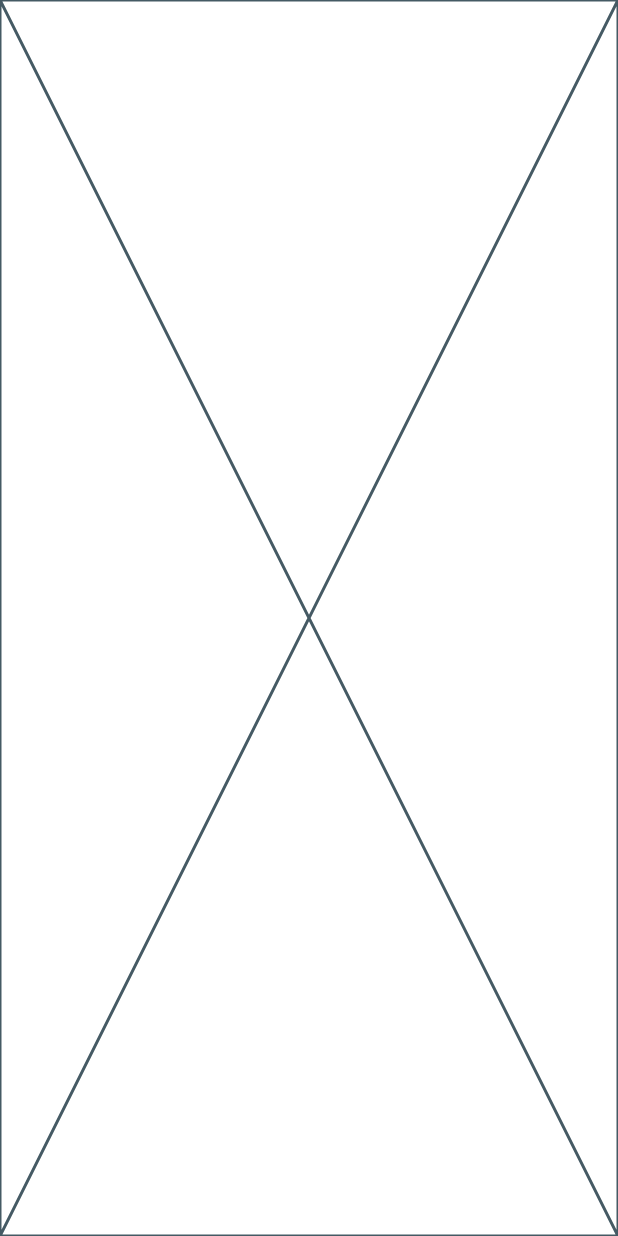
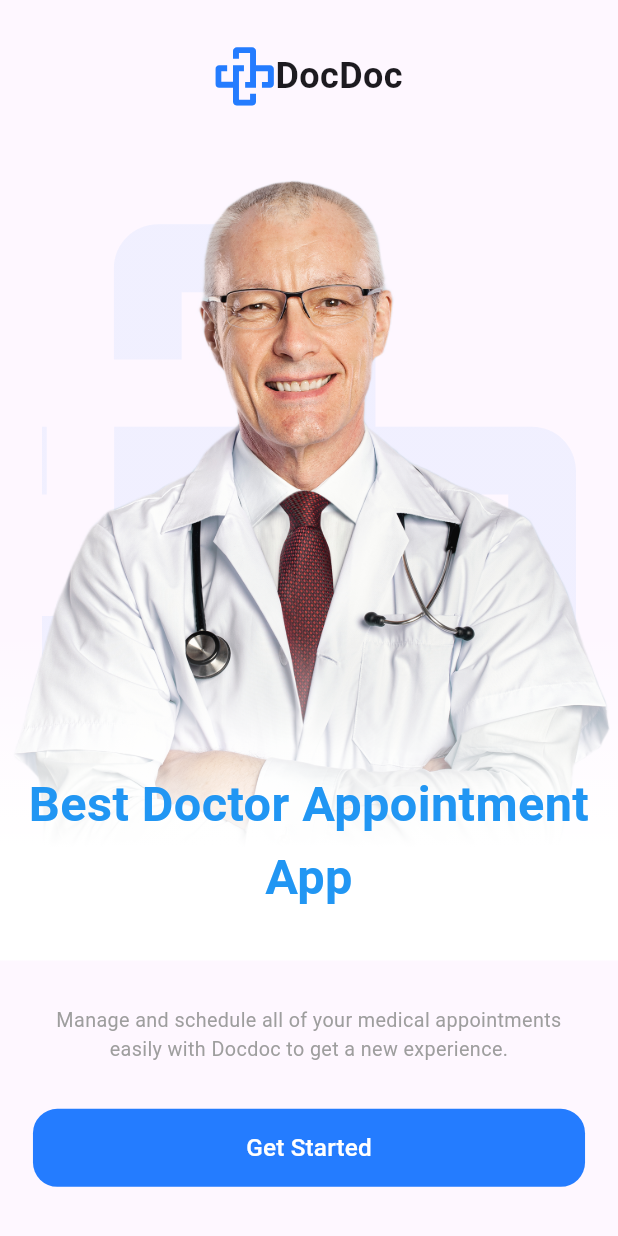
Before and after one commit to Amr-Dev-Prog1/Doc, a Flutter app: the screen it shows after launch, on a phone screen of 412 x 824 dp. Run offline on Flutter 3.47's test engine with Material 3 defaults, Android fonts, the phone set to English and light mode, and no system bars; our stand-ins replace flutter_screenutil, flutter_svg.

Commit message:
onbording 2

```diff
--- a/lib/Doc_app.dart
+++ b/lib/Doc_app.dart
@@ -1,10 +1,32 @@
 import 'package:flutter/material.dart';
+import 'package:flutter_application_1/core/routing/app_router.dart';
+import 'package:flutter_application_1/core/routing/routes.dart';
+import 'package:flutter_application_1/core/theming/colors.dart';
+import 'package:flutter_screenutil/flutter_screenutil.dart';
+
+
 
 class DocApp extends StatelessWidget {
-  const DocApp({super.key});
+final AppRouter appRouter ;
+  const DocApp({super.key, required this.appRouter});
 
   @override
   Widget build(BuildContext context) {
-    return const Placeholder();
+    return ScreenUtilInit(
+      designSize: const Size(375, 812),
+      minTextAdapt: true,
+      splitScreenMode: true,
+      builder: (context, child) {
+        return MaterialApp(
+          debugShowCheckedModeBanner: false,
+          title: 'Doc App',
+          theme: ThemeData(
+            primaryColor: ColorsManger.mainBlue,
+          ),
+          onGenerateRoute: appRouter.generateRoute,
+          initialRoute: Routes.onBording,
+        );
+      },
+    );
   }
 }
--- /dev/null
+++ b/lib/core/helpers/extensions.dart
@@ -0,0 +1,21 @@
+import 'package:flutter/material.dart';
+
+extension Navifation on BuildContext{
+  Future<dynamic> pushNamed(String routeName, {Object? arguments}) {
+    return Navigator.pushNamed(this, routeName, arguments: arguments);
+  }
+  Future<dynamic> pushReplacementNamed(String routeName, {Object? arguments}) {
+    return Navigator.of(this).
+    pushReplacementNamed(routeName, arguments: arguments);
+  }
+  Future<dynamic> pushNamedAndRemoveUntil(String routeName,
+   {Object? arguments,required RoutePredicate predicate}) {
+    return Navigator.of(this)
+    .pushNamedAndRemoveUntil( routeName,predicate, arguments: arguments);
+  }
+
+  void pop() => Navigator.of(this).pop(
+
+  );
+
+}
--- a/lib/core/routing/app_router.dart
+++ b/lib/core/routing/app_router.dart
@@ -1,14 +1,16 @@
 import 'package:flutter/material.dart';
 import 'package:flutter_application_1/core/routing/routes.dart';
+import 'package:flutter_application_1/features/login/ui/widget/login_screen.dart';
+import 'package:flutter_application_1/features/onbording/onboarding_screen.dart';
 
 class AppRouter {
   Route generateRoute(RouteSettings settings) {
     switch (settings.name) {
       case Routes.onBording:
-        return MaterialPageRoute(builder: (_) => const Placeholder());
-      case Routes.login:
+        return MaterialPageRoute(builder: (_) => const OnboardingScreen());
+      case Routes.loginScreen:
         return MaterialPageRoute(
-          builder: (_) => const Placeholder(),
+          builder: (_) => const LoginScreen(),
         );
       default:
         return MaterialPageRoute(
--- a/lib/core/routing/routes.dart
+++ b/lib/core/routing/routes.dart
@@ -1,7 +1,7 @@
 class Routes {
   static const String onBording = '/onBording';
   static const String home = '/home';
-  static const String login = '/login';
+  static const String loginScreen = '/login';
   static const String register = '/register';
   static const String profile = '/profile';
   static const String settings = '/settings';
--- a/lib/core/theming/colors.dart
+++ b/lib/core/theming/colors.dart
@@ -1,12 +1,11 @@
 
 import 'dart:ui';
 
-class ClassName {
+class ColorsManger {
 
 
   static const Color mainBlue = Color(0xFF247CFF);
-  static const Color secondaryColor = Color(0xFF03DAC6);
-  static const Color backgroundColor = Color(0xFFF5F5F5);
+  static const Color gray = Color(0xFF757575);
   static const Color textColor = Color(0xFF000000);
   static const Color errorColor = Color(0xFFB00020);
 }
--- /dev/null
+++ b/lib/core/theming/styles.dart
@@ -0,0 +1,33 @@
+import 'package:flutter/material.dart';
+import 'package:flutter_screenutil/flutter_screenutil.dart';
+
+class TextStyles {
+  static final TextStyle font24Black700Weight = TextStyle(
+    fontSize: 24.sp,
+    fontWeight: FontWeight.w700,
+    color: Colors.black,
+  );
+  static final TextStyle font32BlueBold = TextStyle(
+    fontSize: 32.sp,
+    fontWeight: FontWeight.bold,
+    color: Colors.blue,
+  );
+
+  static final TextStyle font13GrayRegular = TextStyle(
+    fontSize: 13.sp,
+    fontWeight: FontWeight.normal,
+    color: Colors.grey,
+  );
+
+  static final TextStyle font16WhitSiemiBold = TextStyle(
+    fontSize: 16.sp,
+    fontWeight: FontWeight.w500,
+    color: Colors.white,
+  );
+
+  static final TextStyle font14Black45_400Weight = TextStyle(
+    fontSize: 14.sp,
+    fontWeight: FontWeight.w400,
+    color: Colors.black45,
+  );
+}
--- a/lib/features/login/ui/widget/login_screen.dart
+++ b/lib/features/login/ui/widget/login_screen.dart
@@ -0,0 +1,26 @@
+import 'package:flutter/material.dart';
+
+class LoginScreen extends StatelessWidget {
+  const LoginScreen({super.key});
+
+  @override
+  Widget build(BuildContext context) {
+    return Scaffold(
+      body: Center(
+        child: Column(
+          mainAxisAlignment: MainAxisAlignment.center,
+          children: [
+            const Text('Welcome to the Login Screen!'),
+            ElevatedButton(
+              onPressed: () {
+                // Navigate to the next screen
+                Navigator.pushNamed(context, '/home');
+              },
+              child: const Text('Go to Home'),
+            ),
+          ],
+        ),
+      ),
+    );
+  }
+}
--- a/lib/features/onbording/onboarding_screen.dart
+++ b/lib/features/onbording/onboarding_screen.dart
@@ -0,0 +1,46 @@
+import 'package:flutter/material.dart';
+import 'package:flutter_application_1/core/theming/styles.dart';
+import 'package:flutter_application_1/features/onbording/widgets/doc_logo_and_name.dart';
+import 'package:flutter_application_1/features/onbording/widgets/doctor_image_and_text.dart';
+import 'package:flutter_application_1/features/onbording/widgets/grt_startred_button.dart';
+import 'package:flutter_screenutil/flutter_screenutil.dart';
+
+class OnboardingScreen extends StatelessWidget {
+  const OnboardingScreen({super.key});
+
+  @override
+  Widget build(BuildContext context) {
+    return Scaffold(
+      body: SafeArea(
+        child: Center(
+          child: Column(
+            mainAxisAlignment: MainAxisAlignment.start,
+            crossAxisAlignment: CrossAxisAlignment.center,
+            children: [
+              SizedBox(height: 30.h),
+
+              DocLogoAndName(),
+              SizedBox(height: 30.h),
+             DoctorImageAndText(),
+              SizedBox(height: 30.h),
+             Padding(
+               padding:  EdgeInsets.symmetric(horizontal: 20.w),
+               child: Column(
+                children: [
+                  Text("Manage and schedule all of your medical appointments easily with Docdoc to get a new experience.",
+                    style: TextStyles.font13GrayRegular,
+                    textAlign: TextAlign.center,
+                  ),
+                  SizedBox(height: 30.h),
+                  const GetStartedButton(),
+                ],
+               ),
+             )
+
+            ],
+          ),
+        ),
+      ),
+    );
+  }
+}
--- /dev/null
+++ b/lib/features/onbording/widgets/doc_logo_and_name.dart
@@ -0,0 +1,27 @@
+import 'package:flutter/material.dart';
+import 'package:flutter_svg/svg.dart';
+
+class DocLogoAndName extends StatelessWidget {
+  const DocLogoAndName({super.key});
+
+  @override
+  Widget build(BuildContext context) {
+    return    Row(
+                    mainAxisAlignment: MainAxisAlignment.center,
+                    crossAxisAlignment: CrossAxisAlignment.center,
+                   children: [
+                     SvgPicture.asset(
+                      'assets/svgs/DocDoc-logo.svg',
+                      width: 40,
+                      height: 40,
+                                     ),
+                      const Text("DocDoc"
+                      ,style: TextStyle(
+                        fontSize: 24,
+                        fontWeight: FontWeight.bold,
+                      ),
+                      ),
+                   ],
+                 );
+  }
+}
--- /dev/null
+++ b/lib/features/onbording/widgets/doctor_image_and_text.dart
@@ -0,0 +1,50 @@
+import 'package:flutter/material.dart';
+import 'package:flutter_application_1/core/theming/styles.dart';
+import 'package:flutter_svg/svg.dart';
+
+class DoctorImageAndText extends StatelessWidget {
+  const DoctorImageAndText({super.key});
+
+  @override
+  Widget build(BuildContext context) {
+    return  Stack(
+                alignment: Alignment.center,
+                children: [
+                  SvgPicture.asset(
+                    'assets/svgs/low_DocDoc_logo.svg',
+
+                  ),
+                  Container(
+                    foregroundDecoration: BoxDecoration(
+                      gradient: LinearGradient(
+                      colors:[
+                      Colors.white,
+                      Colors.white.withAlpha(10) ,
+                      ],
+                      begin: Alignment.bottomCenter,
+                      end: Alignment.topCenter,
+                      stops: const [0.14, .40],
+                      ),
+                    ),
+                    child: Image.asset(
+
+                      'assets/images/Image.png',
+
+                    ),
+                  ),
+                  Positioned(
+                    bottom: 30,
+                    left: 5,
+                    right: 5,
+                    child: Text("Best Doctor Appointment App",
+                      textAlign: TextAlign.center,
+                      style: TextStyles.font32BlueBold.copyWith(
+                        height: 1.5
+                      ),
+                    ),
+
+                  )
+                ],
+              );
+  }
+}
--- /dev/null
+++ b/lib/features/onbording/widgets/grt_startred_button.dart
@@ -0,0 +1,32 @@
+import 'package:flutter/material.dart';
+import 'package:flutter_application_1/core/helpers/extensions.dart';
+import 'package:flutter_application_1/core/routing/routes.dart';
+import 'package:flutter_application_1/core/theming/colors.dart';
+import 'package:flutter_application_1/core/theming/styles.dart';
+import 'package:flutter_screenutil/flutter_screenutil.dart';
+
+class GetStartedButton extends StatelessWidget {
+  const GetStartedButton({super.key});
+
+  @override
+  Widget build(BuildContext context) {
+    return TextButton(onPressed: (){
+      context.pushNamed(Routes.loginScreen);
+    },
+     style: ButtonStyle(
+        backgroundColor: WidgetStateProperty.all(ColorsManger.mainBlue),
+        minimumSize:WidgetStateProperty.all(const Size(double.infinity, 52)),
+        tapTargetSize: MaterialTapTargetSize.shrinkWrap,
+        shape: WidgetStateProperty.all<RoundedRectangleBorder>(
+          RoundedRectangleBorder(
+            borderRadius: BorderRadius.circular(16.sp),
+          ),
+        ),
+     ),
+     child: Text("Get Started",
+
+     style: TextStyles.font16WhitSiemiBold
+     ),
+     );
+  }
+}
--- a/pubspec.yaml
+++ b/pubspec.yaml
@@ -61,8 +61,9 @@ flutter:
   # the material Icons class.
   uses-material-design: true
   # To add assets to your application, add an assets section, like this:
-  # assets:
-  #   - images/a_dot_burr.jpeg
+  assets:
+  - assets/images/
+  - assets/svgs/
   #   - images/a_dot_ham.jpeg
   # An image asset can refer to one or more resolution-specific "variants", see
   # https://flutter.dev/to/resolution-aware-images
```
Also changed, not shown: assets/images/Image.png (added), assets/svgs/DocDoc-logo.svg (added), assets/svgs/low_DocDoc_logo.svg (added), 1 other file.
